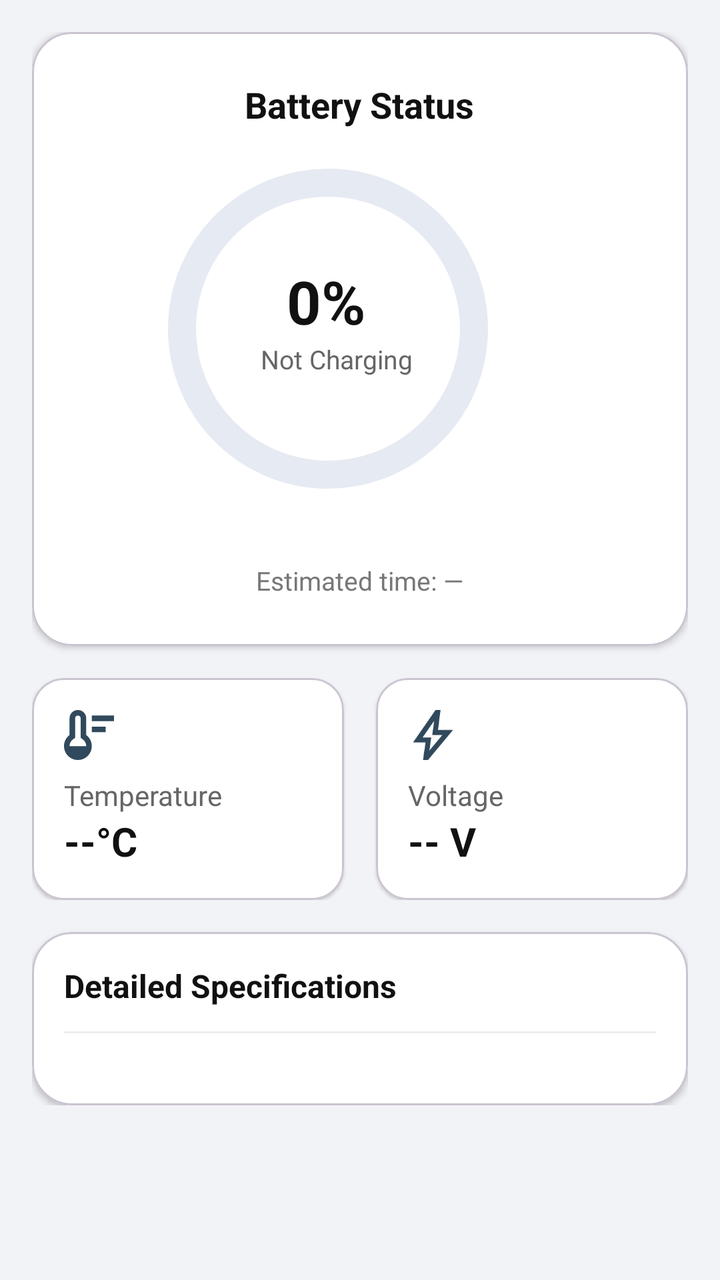
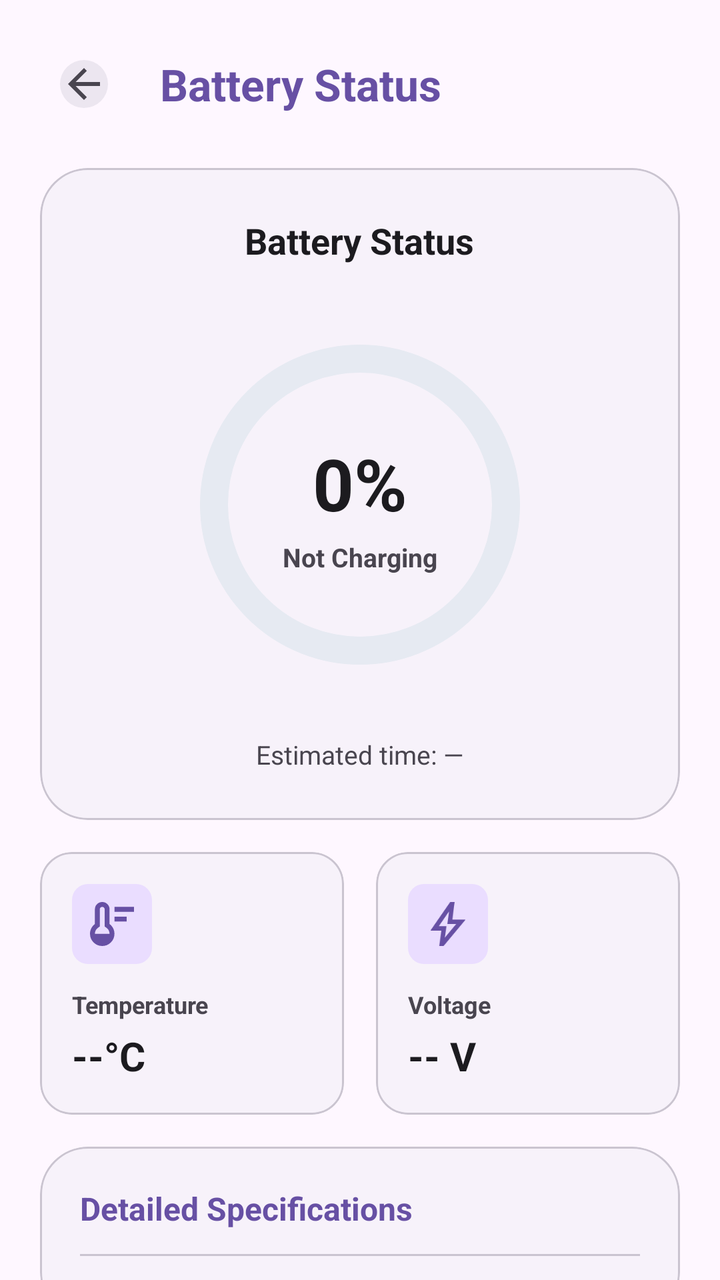

An Android layout rendered at two revisions. The XML below is the earlier revision; the diff shows what the commit changed to produce the second picture.
<!-- AndroidManifest.xml: application theme Theme.DeviceInfo -->
<!-- res/layout/fragment_battery_info.xml -->
<?xml version="1.0" encoding="utf-8"?>
<androidx.core.widget.NestedScrollView xmlns:android="http://schemas.android.com/apk/res/android"
    xmlns:app="http://schemas.android.com/apk/res-auto"
    android:layout_width="match_parent"
    android:layout_height="match_parent"
    android:background="@color/bg_light"
    android:padding="16dp">

    <LinearLayout
        android:layout_width="match_parent"
        android:layout_height="wrap_content"
        android:orientation="vertical">

        
        <com.google.android.material.card.MaterialCardView
            android:layout_width="match_parent"
            android:layout_height="wrap_content"
            app:cardBackgroundColor="#FFFFFF"
            app:cardCornerRadius="20dp"
            app:cardElevation="2dp">

            <LinearLayout
                android:layout_width="match_parent"
                android:layout_height="wrap_content"
                android:gravity="center"
                android:orientation="vertical"
                android:padding="24dp">

                <com.google.android.material.textview.MaterialTextView
                    android:layout_width="wrap_content"
                    android:layout_height="wrap_content"
                    android:layout_marginBottom="16dp"
                    android:text="@string/battery_status_title"
                    android:textColor="@color/text_primary"
                    android:textSize="18sp"
                    android:textStyle="bold" />

                <FrameLayout
                    android:layout_width="@dimen/battery_frame_size"
                    android:layout_height="@dimen/battery_frame_size">

                    <com.google.android.material.progressindicator.CircularProgressIndicator
                        android:id="@+id/circularBattery"
                        android:layout_width="match_parent"
                        android:layout_height="match_parent"
                        android:accessibilityLiveRegion="polite"
                        android:contentDescription="@string/battery_level"
                        android:focusable="true"
                        android:importantForAccessibility="yes"
                        android:indeterminate="false"
                        android:max="100"
                        app:indicatorColor="@color/battery_indicator"
                        app:indicatorSize="@dimen/battery_indicator_size"
                        app:trackColor="@color/battery_track"
                        app:trackThickness="@dimen/battery_track_thickness" />

                    <LinearLayout
                        android:layout_width="match_parent"
                        android:layout_height="match_parent"
                        android:gravity="center_horizontal"
                        android:orientation="vertical">

                        <com.google.android.material.textview.MaterialTextView
                            android:id="@+id/tvPercentage"
                            android:layout_width="wrap_content"
                            android:layout_height="wrap_content"
                            android:layout_marginStart="-17dp"
                            android:layout_marginTop="50dp"
                            android:text="@string/percent_zero"
                            android:textColor="@color/text_primary"
                            android:textSize="30sp"
                            android:textStyle="bold" />

                        <com.google.android.material.textview.MaterialTextView
                            android:id="@+id/tvChargingStatus"
                            android:layout_width="wrap_content"
                            android:layout_height="wrap_content"
                            android:layout_marginStart="-12dp"
                            android:layout_marginTop="0dp"
                            android:text="@string/not_charging"
                            android:textColor="@color/text_secondary"
                            android:textSize="13sp" />
                    </LinearLayout>

                </FrameLayout>

                <com.google.android.material.textview.MaterialTextView
                    android:id="@+id/tvEstimation"
                    android:layout_width="wrap_content"
                    android:layout_height="wrap_content"
                    android:layout_marginTop="1dp"
                    android:text="@string/estimated_time_default"
                    android:textColor="@color/text_tertiary"
                    android:textSize="13sp" />
            </LinearLayout>
        </com.google.android.material.card.MaterialCardView>

        
        <LinearLayout
            android:layout_width="match_parent"
            android:layout_height="wrap_content"
            android:layout_marginTop="16dp"
            android:orientation="horizontal">

            
            <com.google.android.material.card.MaterialCardView
                android:layout_width="0dp"
                android:layout_height="wrap_content"
                android:layout_marginEnd="8dp"
                android:layout_weight="1"
                app:cardBackgroundColor="#FFFFFF"
                app:cardCornerRadius="16dp"
                app:cardElevation="1dp">

                <LinearLayout
                    android:layout_width="match_parent"
                    android:layout_height="wrap_content"
                    android:orientation="vertical"
                    android:padding="16dp">

                    <ImageView
                        android:layout_width="25dp"
                        android:layout_height="25dp"
                        android:contentDescription="@string/desc_temperature_icon"
                        android:src="@drawable/ic_temparature" />

                    <com.google.android.material.textview.MaterialTextView
                        android:layout_width="wrap_content"
                        android:layout_height="wrap_content"
                        android:layout_marginTop="8dp"
                        android:text="@string/temperature_label"
                        android:textColor="@color/text_secondary"
                        android:textSize="14sp" />

                    <com.google.android.material.textview.MaterialTextView
                        android:id="@+id/tvTemp"
                        android:layout_width="wrap_content"
                        android:layout_height="wrap_content"
                        android:text="@string/temperature_default"
                        android:textColor="@color/text_primary"
                        android:textSize="20sp"
                        android:textStyle="bold" />
                </LinearLayout>
            </com.google.android.material.card.MaterialCardView>

            
            <com.google.android.material.card.MaterialCardView
                android:layout_width="0dp"
                android:layout_height="wrap_content"
                android:layout_marginStart="8dp"
                android:layout_weight="1"
                app:cardBackgroundColor="#FFFFFF"
                app:cardCornerRadius="16dp"
                app:cardElevation="1dp">

                <LinearLayout
                    android:layout_width="match_parent"
                    android:layout_height="wrap_content"
                    android:orientation="vertical"
                    android:padding="16dp">

                    <ImageView
                        android:layout_width="25dp"
                        android:layout_height="25dp"
                        android:contentDescription="@string/desc_voltage_icon"
                        android:src="@drawable/ic_voltage" />

                    <com.google.android.material.textview.MaterialTextView
                        android:layout_width="wrap_content"
                        android:layout_height="wrap_content"
                        android:layout_marginTop="8dp"
                        android:text="@string/voltage_label"
                        android:textColor="@color/text_secondary"
                        android:textSize="14sp" />

                    <com.google.android.material.textview.MaterialTextView
                        android:id="@+id/tvVoltage"
                        android:layout_width="wrap_content"
                        android:layout_height="wrap_content"
                        android:text="@string/voltage_default"
                        android:textColor="@color/text_primary"
                        android:textSize="20sp"
                        android:textStyle="bold" />
                </LinearLayout>
            </com.google.android.material.card.MaterialCardView>
        </LinearLayout>

        
        <com.google.android.material.card.MaterialCardView
            android:layout_width="match_parent"
            android:layout_height="wrap_content"
            android:layout_marginTop="16dp"
            app:cardBackgroundColor="#FFFFFF"
            app:cardCornerRadius="20dp"
            app:cardElevation="2dp">

            <LinearLayout
                android:layout_width="match_parent"
                android:layout_height="wrap_content"
                android:orientation="vertical"
                android:padding="16dp">

                <com.google.android.material.textview.MaterialTextView
                    android:layout_width="wrap_content"
                    android:layout_height="wrap_content"
                    android:text="@string/detailed_specifications"
                    android:textColor="@color/text_primary"
                    android:textSize="16sp"
                    android:textStyle="bold" />

                <View
                    android:layout_width="match_parent"
                    android:layout_height="1dp"
                    android:layout_marginVertical="12dp"
                    android:background="#EEEEEE" />

                <androidx.recyclerview.widget.RecyclerView
                    android:id="@+id/recyclerSpecs"
                    android:layout_width="match_parent"
                    android:layout_height="wrap_content"
                    android:clipToPadding="false"
                    android:nestedScrollingEnabled="false"
                    android:paddingBottom="8dp" />

            </LinearLayout>
        </com.google.android.material.card.MaterialCardView>

        
        <com.google.android.material.button.MaterialButton
            android:id="@+id/btnExport"
            android:layout_width="match_parent"
            android:layout_height="56dp"
            android:layout_marginTop="24dp"
            android:backgroundTint="@color/main_text_color"
            android:text="@string/export_battery_log"
            android:textAllCaps="false"
            android:visibility="gone"
            app:cornerRadius="28dp" />

        <com.google.android.material.button.MaterialButton
            android:id="@+id/btnRecalibrate"
            style="@style/Widget.MaterialComponents.Button.OutlinedButton"
            android:layout_width="match_parent"
            android:layout_height="56dp"
            android:layout_marginTop="12dp"
            android:layout_marginBottom="24dp"
            android:text="@string/recalibrate"
            android:textAllCaps="false"
            android:textColor="@color/main_text_color"
            android:visibility="gone"
            app:cornerRadius="28dp"
            app:strokeColor="@color/main_text_color" />

    </LinearLayout>

</androidx.core.widget.NestedScrollView>
<!-- resources referenced by this layout -->
<resources>
  <color name="battery_indicator">#2E6BFF</color>
  <color name="battery_track">#E6EAF2</color>
  <color name="bg_light">#F2F3F7</color>
  <color name="main_text_color">#00478D</color>
  <color name="text_primary">#111111</color>
  <color name="text_secondary">#666666</color>
  <color name="text_tertiary">#777777</color>
  <dimen name="battery_frame_size">200dp</dimen>
  <dimen name="battery_indicator_size">160dp</dimen>
  <dimen name="battery_track_thickness">14dp</dimen>
  <!-- drawable ic_voltage (drawable) -->
  <vector xmlns:android="http://schemas.android.com/apk/res/android"
      android:width="16dp"
      android:height="20dp"
      android:viewportWidth="16"
      android:viewportHeight="20">
    <path
        android:pathData="M6.55,16.2L11.725,10H7.725L8.45,4.325L3.825,11H7.3L6.55,16.2ZM4,20L5,13H0L9,0H11L10,8H16L6,20H4Z"
        android:fillColor="#31495C"/>
  </vector>
  <string name="battery_level">Battery level</string>
  <string name="battery_status_title">Battery Status</string>
  <string name="desc_temperature_icon">Temperature icon</string>
  <string name="desc_voltage_icon">Voltage icon</string>
  <string name="detailed_specifications">Detailed Specifications</string>
  <string name="estimated_time_default">Estimated time: —</string>
  <string name="export_battery_log">Export Battery Log</string>
  <string name="not_charging">Not Charging</string>
  <string name="percent_zero">0%</string>
  <string name="recalibrate">Recalibrate</string>
  <string name="temperature_default">--°C</string>
  <string name="temperature_label">Temperature</string>
  <string name="voltage_default">-- V</string>
  <string name="voltage_label">Voltage</string>
  <color name="colorPrimary">#6750A4</color>
  <color name="colorPrimaryVariant">#21005D</color>
  <color name="colorSecondary">#625B71</color>
  <color name="colorSecondaryVariant">#7D5260</color>
  <color name="colorSurface">#FEF7FF</color>
  <color name="colorSurfaceVariant">#E7E0EC</color>
  <color name="colorOnSurface">#1C1B1F</color>
  <color name="colorOnSurfaceVariant">#49454F</color>
  <!-- unchanged entries left out for length: 2 -->
</resources>

<!-- the commit's change to res/layout/fragment_battery_info.xml (unified diff, before → after) -->
@@ -1,23 +1,62 @@
 <?xml version="1.0" encoding="utf-8"?>
 <androidx.core.widget.NestedScrollView xmlns:android="http://schemas.android.com/apk/res/android"
     xmlns:app="http://schemas.android.com/apk/res-auto"
+    xmlns:tools="http://schemas.android.com/tools"
     android:layout_width="match_parent"
     android:layout_height="match_parent"
-    android:background="@color/bg_light"
-    android:padding="16dp">
+    android:fillViewport="true"
+    android:background="?attr/colorSurface">
 
     <LinearLayout
         android:layout_width="match_parent"
         android:layout_height="wrap_content"
-        android:orientation="vertical">
+        android:orientation="vertical"
+        android:padding="20dp">
+
+        
+        <RelativeLayout
+            android:layout_width="match_parent"
+            android:layout_height="wrap_content"
+            android:layout_marginBottom="20dp">
+
+            
+            <com.google.android.material.imageview.ShapeableImageView
+                android:id="@+id/ivBack"
+                android:layout_width="44dp"
+                android:layout_height="44dp"
+                android:layout_alignParentStart="true"
+                android:layout_centerVertical="true"
+                android:padding="10dp"
+                android:background="?attr/colorSurfaceContainerHigh"
+                android:clickable="true"
+                android:focusable="true"
+                android:foreground="?attr/selectableItemBackground"
+                android:src="@drawable/ic_arrow_back"
+                app:tint="?attr/colorOnSurfaceVariant"
+                app:shapeAppearanceOverlay="@style/ShapeAppearance.Material3.Corner.Full" />
+
+            <com.google.android.material.textview.MaterialTextView
+                android:layout_width="wrap_content"
+                android:layout_height="wrap_content"
+                android:layout_centerVertical="true"
+                android:layout_marginStart="16dp"
+                android:layout_toEndOf="@id/ivBack"
+                android:text="Battery Status"
+                android:textColor="?attr/colorPrimary"
+                android:textSize="22sp"
+                android:textStyle="bold" />
+
+        </RelativeLayout>
 
         
         <com.google.android.material.card.MaterialCardView
             android:layout_width="match_parent"
             android:layout_height="wrap_content"
-            app:cardBackgroundColor="#FFFFFF"
-            app:cardCornerRadius="20dp"
-            app:cardElevation="2dp">
+            app:cardBackgroundColor="?attr/colorSurfaceContainerLow"
+            app:cardCornerRadius="24dp"
+            app:cardElevation="0dp"
+            app:strokeColor="?attr/colorOutlineVariant"
+            app:strokeWidth="1dp">
 
             <LinearLayout
                 android:layout_width="match_parent"
@@ -29,9 +68,9 @@
                 <com.google.android.material.textview.MaterialTextView
                     android:layout_width="wrap_content"
                     android:layout_height="wrap_content"
-                    android:layout_marginBottom="16dp"
+                    android:layout_marginBottom="20dp"
                     android:text="@string/battery_status_title"
-                    android:textColor="@color/text_primary"
+                    android:textColor="?attr/colorOnSurface"
                     android:textSize="18sp"
                     android:textStyle="bold" />
 
@@ -43,6 +82,7 @@
                         android:id="@+id/circularBattery"
                         android:layout_width="match_parent"
                         android:layout_height="match_parent"
+                        android:layout_gravity="center"
                         android:accessibilityLiveRegion="polite"
                         android:contentDescription="@string/battery_level"
                         android:focusable="true"
@@ -52,34 +92,34 @@
                         app:indicatorColor="@color/battery_indicator"
                         app:indicatorSize="@dimen/battery_indicator_size"
                         app:trackColor="@color/battery_track"
-                        app:trackThickness="@dimen/battery_track_thickness" />
+                        app:trackThickness="@dimen/battery_track_thickness"
+                        app:trackCornerRadius="8dp" />
 
                     <LinearLayout
-                        android:layout_width="match_parent"
-                        android:layout_height="match_parent"
-                        android:gravity="center_horizontal"
+                        android:layout_width="wrap_content"
+                        android:layout_height="wrap_content"
+                        android:layout_gravity="center"
+                        android:gravity="center"
                         android:orientation="vertical">
 
                         <com.google.android.material.textview.MaterialTextView
                             android:id="@+id/tvPercentage"
                             android:layout_width="wrap_content"
                             android:layout_height="wrap_content"
-                            android:layout_marginStart="-17dp"
-                            android:layout_marginTop="50dp"
                             android:text="@string/percent_zero"
-                            android:textColor="@color/text_primary"
-                            android:textSize="30sp"
+                            android:textColor="?attr/colorOnSurface"
+                            android:textSize="36sp"
                             android:textStyle="bold" />
 
                         <com.google.android.material.textview.MaterialTextView
                             android:id="@+id/tvChargingStatus"
                             android:layout_width="wrap_content"
                             android:layout_height="wrap_content"
-                            android:layout_marginStart="-12dp"
-                            android:layout_marginTop="0dp"
+                            android:layout_marginTop="4dp"
                             android:text="@string/not_charging"
-                            android:textColor="@color/text_secondary"
-                            android:textSize="13sp" />
+                            android:textColor="?attr/colorOnSurfaceVariant"
+                            android:textSize="13sp"
+                            android:textStyle="bold" />
                     </LinearLayout>
 
                 </FrameLayout>
@@ -88,9 +128,9 @@
                     android:id="@+id/tvEstimation"
                     android:layout_width="wrap_content"
                     android:layout_height="wrap_content"
-                    android:layout_marginTop="1dp"
+                    android:layout_marginTop="16dp"
                     android:text="@string/estimated_time_default"
-                    android:textColor="@color/text_tertiary"
+                    android:textColor="?attr/colorOnSurfaceVariant"
                     android:textSize="13sp" />
             </LinearLayout>
         </com.google.android.material.card.MaterialCardView>
@@ -108,9 +148,11 @@
                 android:layout_height="wrap_content"
                 android:layout_marginEnd="8dp"
                 android:layout_weight="1"
-                app:cardBackgroundColor="#FFFFFF"
+                app:cardBackgroundColor="?attr/colorSurfaceContainerLow"
                 app:cardCornerRadius="16dp"
-                app:cardElevation="1dp">
+                app:cardElevation="0dp"
+                app:strokeColor="?attr/colorOutlineVariant"
+                app:strokeWidth="1dp">
 
                 <LinearLayout
                     android:layout_width="match_parent"
@@ -118,26 +160,38 @@
                     android:orientation="vertical"
                     android:padding="16dp">
 
-                    <ImageView
-                        android:layout_width="25dp"
-                        android:layout_height="25dp"
-                        android:contentDescription="@string/desc_temperature_icon"
-                        android:src="@drawable/ic_temparature" />
+                    <FrameLayout
+                        android:layout_width="40dp"
+                        android:layout_height="40dp"
+                        android:background="@drawable/bg_chip_light"
+                        android:backgroundTint="?attr/colorPrimaryContainer">
+
+                        <ImageView
+                            android:id="@+id/ivTempIcon"
+                            android:layout_width="22dp"
+                            android:layout_height="22dp"
+                            android:layout_gravity="center"
+                            android:contentDescription="@string/desc_temperature_icon"
+                            android:src="@drawable/ic_temparature"
+                            app:tint="?attr/colorPrimary" />
+                    </FrameLayout>
 
                     <com.google.android.material.textview.MaterialTextView
                         android:layout_width="wrap_content"
                         android:layout_height="wrap_content"
-                        android:layout_marginTop="8dp"
+                        android:layout_marginTop="12dp"
                         android:text="@string/temperature_label"
-                        android:textColor="@color/text_secondary"
-                        android:textSize="14sp" />
+                        android:textColor="?attr/colorOnSurfaceVariant"
+                        android:textSize="12sp"
+                        android:textStyle="bold" />
 
                     <com.google.android.material.textview.MaterialTextView
                         android:id="@+id/tvTemp"
                         android:layout_width="wrap_content"
                         android:layout_height="wrap_content"
+                        android:layout_marginTop="4dp"
                         android:text="@string/temperature_default"
-                        android:textColor="@color/text_primary"
+                        android:textColor="?attr/colorOnSurface"
                         android:textSize="20sp"
                         android:textStyle="bold" />
                 </LinearLayout>
@@ -149,9 +203,11 @@
                 android:layout_height="wrap_content"
                 android:layout_marginStart="8dp"
                 android:layout_weight="1"
-                app:cardBackgroundColor="#FFFFFF"
+                app:cardBackgroundColor="?attr/colorSurfaceContainerLow"
                 app:cardCornerRadius="16dp"
-                app:cardElevation="1dp">
+                app:cardElevation="0dp"
+                app:strokeColor="?attr/colorOutlineVariant"
+                app:strokeWidth="1dp">
 
                 <LinearLayout
                     android:layout_width="match_parent"
@@ -159,26 +215,37 @@
                     android:orientation="vertical"
                     android:padding="16dp">
 
-                    <ImageView
-                        android:layout_width="25dp"
-                        android:layout_height="25dp"
-                        android:contentDescription="@string/desc_voltage_icon"
-                        android:src="@drawable/ic_voltage" />
+                    <FrameLayout
+                        android:layout_width="40dp"
+                        android:layout_height="40dp"
+                        android:background="@drawable/bg_chip_light"
+                        android:backgroundTint="?attr/colorPrimaryContainer">
+
+                        <ImageView
+                            android:layout_width="22dp"
+                            android:layout_height="22dp"
+                            android:layout_gravity="center"
+                            android:contentDescription="@string/desc_voltage_icon"
+                            android:src="@drawable/ic_voltage"
+                            app:tint="?attr/colorPrimary" />
+                    </FrameLayout>
 
                     <com.google.android.material.textview.MaterialTextView
                         android:layout_width="wrap_content"
                         android:layout_height="wrap_content"
-                        android:layout_marginTop="8dp"
+                        android:layout_marginTop="12dp"
                         android:text="@string/voltage_label"
-                        android:textColor="@color/text_secondary"
-                        android:textSize="14sp" />
+                        android:textColor="?attr/colorOnSurfaceVariant"
+                        android:textSize="12sp"
+                        android:textStyle="bold" />
 
                     <com.google.android.material.textview.MaterialTextView
                         android:id="@+id/tvVoltage"
                         android:layout_width="wrap_content"
                         android:layout_height="wrap_content"
+                        android:layout_marginTop="4dp"
                         android:text="@string/voltage_default"
-                        android:textColor="@color/text_primary"
+                        android:textColor="?attr/colorOnSurface"
                         android:textSize="20sp"
                         android:textStyle="bold" />
                 </LinearLayout>
@@ -190,21 +257,23 @@
             android:layout_width="match_parent"
             android:layout_height="wrap_content"
             android:layout_marginTop="16dp"
-            app:cardBackgroundColor="#FFFFFF"
-            app:cardCornerRadius="20dp"
-            app:cardElevation="2dp">
+            app:cardBackgroundColor="?attr/colorSurfaceContainerLow"
+            app:cardCornerRadius="24dp"
+            app:cardElevation="0dp"
+            app:strokeColor="?attr/colorOutlineVariant"
+            app:strokeWidth="1dp">
 
             <LinearLayout
                 android:layout_width="match_parent"
                 android:layout_height="wrap_content"
                 android:orientation="vertical"
-                android:padding="16dp">
+                android:padding="20dp">
 
                 <com.google.android.material.textview.MaterialTextView
                     android:layout_width="wrap_content"
                     android:layout_height="wrap_content"
                     android:text="@string/detailed_specifications"
-                    android:textColor="@color/text_primary"
+                    android:textColor="?attr/colorPrimary"
                     android:textSize="16sp"
                     android:textStyle="bold" />
 
@@ -212,15 +281,14 @@
                     android:layout_width="match_parent"
                     android:layout_height="1dp"
                     android:layout_marginVertical="12dp"
-                    android:background="#EEEEEE" />
+                    android:background="?attr/colorOutlineVariant" />
 
                 <androidx.recyclerview.widget.RecyclerView
                     android:id="@+id/recyclerSpecs"
                     android:layout_width="match_parent"
                     android:layout_height="wrap_content"
                     android:clipToPadding="false"
-                    android:nestedScrollingEnabled="false"
-                    android:paddingBottom="8dp" />
+                    android:nestedScrollingEnabled="false" />
 
             </LinearLayout>
         </com.google.android.material.card.MaterialCardView>
@@ -228,28 +296,32 @@
         
         <com.google.android.material.button.MaterialButton
             android:id="@+id/btnExport"
-            android:layout_width="match_parent"
-            android:layout_height="56dp"
+            style="@style/Widget.Material3.Button"
+            android:layout_width="match_parent"
+            android:layout_height="54dp"
             android:layout_marginTop="24dp"
-            android:backgroundTint="@color/main_text_color"
             android:text="@string/export_battery_log"
             android:textAllCaps="false"
-            android:visibility="gone"
-            app:cornerRadius="28dp" />
+            android:textSize="15sp"
+            android:textStyle="bold"
+            app:icon="@drawable/ic_share"
+            app:iconGravity="textStart"
+            app:iconPadding="8dp" />
 
         <com.google.android.material.button.MaterialButton
             android:id="@+id/btnRecalibrate"
-            style="@style/Widget.MaterialComponents.Button.OutlinedButton"
-            android:layout_width="match_parent"
-            android:layout_height="56dp"
+            style="@style/Widget.Material3.Button.OutlinedButton"
+            android:layout_width="match_parent"
+            android:layout_height="54dp"
             android:layout_marginTop="12dp"
             android:layout_marginBottom="24dp"
             android:text="@string/recalibrate"
             android:textAllCaps="false"
-            android:textColor="@color/main_text_color"
-            android:visibility="gone"
-            app:cornerRadius="28dp"
-            app:strokeColor="@color/main_text_color" />
+            android:textSize="15sp"
+            android:textStyle="bold"
+            app:icon="@drawable/ic_refresh"
+            app:iconGravity="textStart"
+            app:iconPadding="8dp" />
 
     </LinearLayout>
 
<!-- resource entries referenced after the edit -->
@@ -2,14 +2,39 @@
 <resources>
   <color name="battery_indicator">#2E6BFF</color>
   <color name="battery_track">#E6EAF2</color>
-  <color name="bg_light">#F2F3F7</color>
-  <color name="main_text_color">#00478D</color>
-  <color name="text_primary">#111111</color>
-  <color name="text_secondary">#666666</color>
-  <color name="text_tertiary">#777777</color>
   <dimen name="battery_frame_size">200dp</dimen>
   <dimen name="battery_indicator_size">160dp</dimen>
   <dimen name="battery_track_thickness">14dp</dimen>
+  <!-- drawable bg_chip_light (drawable) -->
+  <shape xmlns:android="http://schemas.android.com/apk/res/android">
+      <solid android:color="#EEF3FF" />
+      <corners android:radius="8dp" />
+  </shape>
+  <!-- drawable ic_arrow_back (drawable) -->
+  <vector xmlns:android="http://schemas.android.com/apk/res/android" android:autoMirrored="true" android:height="24dp" android:tint="#FFFFFF" android:viewportHeight="24" android:viewportWidth="24" android:width="24dp">
+        
+      <path android:fillColor="@android:color/white" android:pathData="M20,11H7.83l5.59,-5.59L12,4l-8,8 8,8 1.41,-1.41L7.83,13H20v-2z"/>
+      
+  </vector>
+  <!-- drawable ic_refresh (drawable) -->
+  <vector xmlns:android="http://schemas.android.com/apk/res/android" android:height="24dp" android:tint="#FFFFFF" android:viewportHeight="24" android:viewportWidth="24" android:width="24dp">
+        
+      <path android:fillColor="@android:color/white" android:pathData="M17.65,6.35C16.2,4.9 14.21,4 12,4c-4.42,0 -7.99,3.58 -7.99,8s3.57,8 7.99,8c3.73,0 6.84,-2.55 7.73,-6h-2.08c-0.82,2.33 -3.04,4 -5.65,4 -3.31,0 -6,-2.69 -6,-6s2.69,-6 6,-6c1.66,0 3.14,0.69 4.22,1.78L13,11h7V4l-2.35,2.35z"/>
+      
+  </vector>
+  <!-- drawable ic_share (drawable) -->
+  <vector xmlns:android="http://schemas.android.com/apk/res/android"
+      android:width="24dp"
+      android:height="24dp"
+      android:tint="@color/colorOnSurface"
+      android:viewportWidth="24"
+      android:viewportHeight="24">
+  
+      <path
+          android:fillColor="@android:color/white"
+          android:pathData="M18,16.08c-0.76,0 -1.44,0.3 -1.96,0.77L8.91,12.7c0.05,-0.23 0.09,-0.46 0.09,-0.7s-0.04,-0.47 -0.09,-0.7l7.05,-4.11c0.54,0.5 1.25,0.81 2.04,0.81 1.66,0 3,-1.34 3,-3s-1.34,-3 -3,-3 -3,1.34 -3,3c0,0.24 0.04,0.47 0.09,0.7L8.04,9.81C7.5,9.31 6.79,9 6,9c-1.66,0 -3,1.34 -3,3s1.34,3 3,3c0.79,0 1.5,-0.31 2.04,-0.81l7.12,4.16c-0.05,0.21 -0.08,0.43 -0.08,0.65 0,1.61 1.31,2.92 2.92,2.92 1.61,0 2.92,-1.31 2.92,-2.92s-1.31,-2.92 -2.92,-2.92z" />
+  
+  </vector>
   <!-- drawable ic_voltage (drawable) -->
   <vector xmlns:android="http://schemas.android.com/apk/res/android"
       android:width="16dp"
